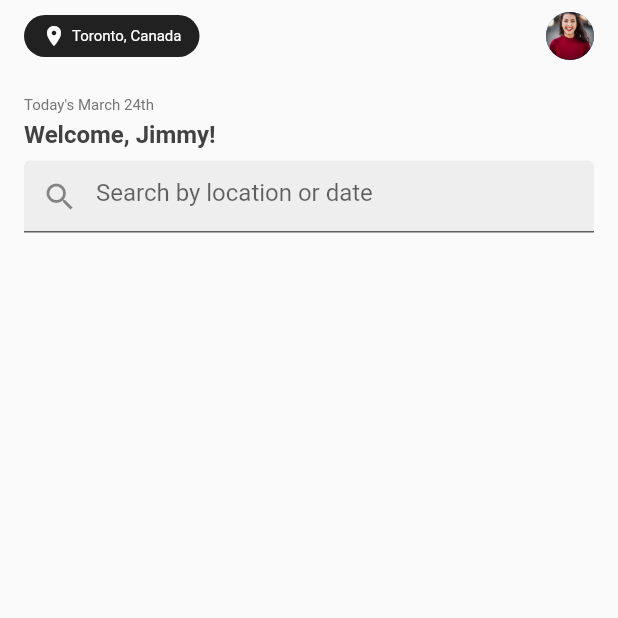
After one commit to hasanmn/flutter-misc, a Flutter app: the screen it shows after launch, after a tap on "Event-App", on a phone screen of 412 x 824 dp, the top half of it. The commit adds this screen. Run offline on Flutter 3.47's test engine with Material 2 defaults, Android fonts, the phone set to English and light mode, and no system bars.

```diff
--- /dev/null
+++ b/lib/event-app/pages/home_page.dart
@@ -0,0 +1,111 @@
+import 'package:flutter/material.dart';
+import 'package:misctech/event-app/shared/contants.dart';
+
+class HomePage extends StatelessWidget {
+  const HomePage({Key? key}) : super(key: key);
+
+  @override
+  Widget build(BuildContext context) {
+    return Scaffold(
+      backgroundColor: Colors.grey[50],
+      body: SafeArea(
+        child: Padding(
+          padding: const EdgeInsets.symmetric(
+            vertical: 8.0,
+            horizontal: 16.0,
+          ),
+          child: Column(
+            children: [
+              const LocationAvatar(),
+              const SizedBox(
+                height: 24,
+              ),
+              Column(
+                crossAxisAlignment: CrossAxisAlignment.stretch,
+                children: [
+                  Text(
+                    "Today's March 24th",
+                    style: TextStyle(
+                      color: Colors.grey[600],
+                      fontSize: 10,
+                    ),
+                  ),
+                  const SizedBox(
+                    height: 4,
+                  ),
+                  Text(
+                    'Welcome, Jimmy!',
+                    style: TextStyle(
+                      fontWeight: FontWeight.bold,
+                      fontSize: 16,
+                      color: Colors.grey[800],
+                    ),
+                  ),
+                  const SizedBox(
+                    height: 8,
+                  ),
+                  TextFormField(
+                    decoration: InputDecoration(
+                      hintText: 'Search by location or date',
+                      prefixIcon: const Icon(Icons.search),
+                      filled: true,
+                      fillColor: Colors.grey[200],
+                    ),
+                  ),
+                ],
+              ),
+            ],
+          ),
+        ),
+      ),
+    );
+  }
+}
+
+class LocationAvatar extends StatelessWidget {
+  const LocationAvatar({
+    Key? key,
+  }) : super(key: key);
+
+  @override
+  Widget build(BuildContext context) {
+    return Row(
+      mainAxisAlignment: MainAxisAlignment.spaceBetween,
+      children: [
+        Container(
+          padding: const EdgeInsets.symmetric(
+            vertical: 6,
+            horizontal: 12,
+          ),
+          decoration: BoxDecoration(
+            color: Colors.grey[900],
+            borderRadius: borderRadius,
+          ),
+          child: Row(
+            children: const [
+              Icon(
+                Icons.location_on,
+                size: 16,
+                color: Colors.white,
+              ),
+              SizedBox(
+                width: 4,
+              ),
+              Text(
+                'Toronto, Canada',
+                style: TextStyle(
+                  color: Colors.white,
+                  fontSize: 10,
+                ),
+              ),
+            ],
+          ),
+        ),
+        const CircleAvatar(
+          backgroundImage: AssetImage('assets/avatar-girl.jpg'),
+          radius: 16,
+        )
+      ],
+    );
+  }
+}
--- /dev/null
+++ b/lib/event-app/shared/contants.dart
@@ -0,0 +1,5 @@
+import 'package:flutter/material.dart';
+
+const borderRadius = BorderRadius.all(
+  Radius.circular(20),
+);
--- /dev/null
+++ b/lib/event-app/source.dart
@@ -0,0 +1,2 @@
+// UI was from Dribble
+// https://dribbble.com/shots/17452935-Event-App-Design-Concept
--- a/lib/main.dart
+++ b/lib/main.dart
@@ -12,6 +12,7 @@ class MyApp extends StatelessWidget {
   @override
   Widget build(BuildContext context) {
     return MaterialApp(
+      debugShowCheckedModeBanner: false,
       title: 'MiscTech',
       theme: ThemeData(
         primarySwatch: Colors.blue,
--- a/lib/shared/widgets/app_widget.dart
+++ b/lib/shared/widgets/app_widget.dart
@@ -1,5 +1,7 @@
 import 'package:flutter/material.dart';
+import 'package:misctech/event-app/pages/home_page.dart';
 import 'package:misctech/neumorphism/neumorphism_page.dart';
+import 'package:misctech/widgets/widgets_page.dart';
 
 class AppWidget extends StatelessWidget {
   const AppWidget({Key? key}) : super(key: key);
@@ -26,6 +28,31 @@ class AppWidget extends StatelessWidget {
                     },
                     child: const Text('Neumorphism Page'),
                   ),
+                  const SizedBox(
+                    height: 16,
+                  ),
+                  ElevatedButton(
+                    onPressed: () {
+                      Navigator.push(
+                        context,
+                        MaterialPageRoute(
+                          builder: (context) => const HomePage(),
+                        ),
+                      );
+                    },
+                    child: const Text('Event-App'),
+                  ),
+                  ElevatedButton(
+                    onPressed: () {
+                      Navigator.push(
+                        context,
+                        MaterialPageRoute(
+                          builder: (context) => const WidgetsPage(),
+                        ),
+                      );
+                    },
+                    child: const Text('About widgets'),
+                  ),
                 ],
               ),
             ),
```
Also changed, not shown: lib/widgets/container.dart (added, +53 -0 lines), lib/widgets/lazy_loading_list_view.dart (added, +122 -0 lines), lib/widgets/widgets_page.dart (added, +44 -0 lines), pubspec.yaml (+2 -27 lines), assets/avatar-girl.jpg (added), pubspec.lock, 1 other file.
